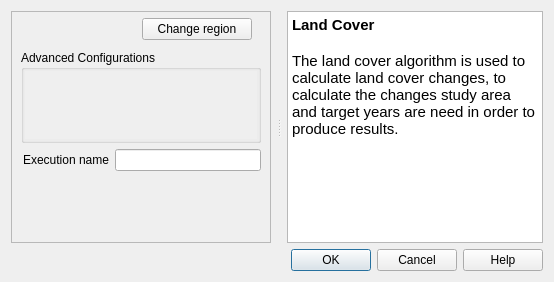
The window that LDMP/gui/DlgCalculateLC.ui (ConservationInternational/trends.earth) describes before a commit, drawn with Qt 5.
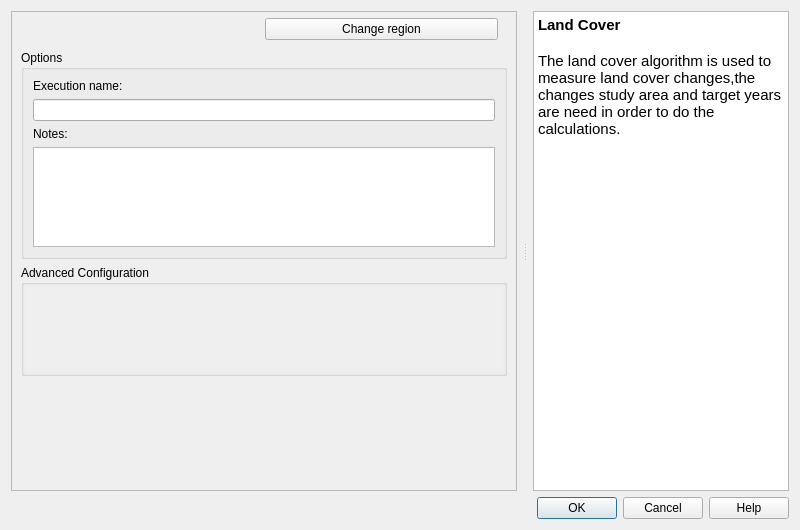
The same window after the commit. Custom widgets are drawn as their Qt base class.

Commit message: updated algorithms dialog to include options group box

```diff
--- a/LDMP/gui/DlgCalculateLC.ui
+++ b/LDMP/gui/DlgCalculateLC.ui
@@ -6,8 +6,8 @@
    <rect>
     <x>0</x>
     <y>0</y>
-    <width>554</width>
-    <height>282</height>
+    <width>800</width>
+    <height>530</height>
    </rect>
   </property>
   <property name="sizePolicy">
@@ -100,10 +100,61 @@
          </item>
         </layout>
        </item>
+       <item>
+        <widget class="QgsCollapsibleGroupBox" name="options_group">
+         <property name="title">
+          <string>Options</string>
+         </property>
+         <property name="collapsed">
+          <bool>true</bool>
+         </property>
+         <layout class="QVBoxLayout" name="verticalLayout_2">
+          <item>
+           <widget class="QLabel" name="execution_name_la">
+            <property name="text">
+             <string>Execution name:</string>
+            </property>
+           </widget>
+          </item>
+          <item>
+           <widget class="QLineEdit" name="execution_name_le"/>
+          </item>
+          <item>
+           <widget class="QLabel" name="task_notes_la">
+            <property name="text">
+             <string>Notes:</string>
+            </property>
+           </widget>
+          </item>
+          <item>
+           <widget class="QTextEdit" name="task_notes">
+            <property name="sizePolicy">
+             <sizepolicy hsizetype="Expanding" vsizetype="Minimum">
+              <horstretch>0</horstretch>
+              <verstretch>0</verstretch>
+             </sizepolicy>
+            </property>
+            <property name="minimumSize">
+             <size>
+              <width>0</width>
+              <height>0</height>
+             </size>
+            </property>
+            <property name="maximumSize">
+             <size>
+              <width>16777215</width>
+              <height>100</height>
+             </size>
+            </property>
+           </widget>
+          </item>
+         </layout>
+        </widget>
+       </item>
        <item>
         <widget class="QgsCollapsibleGroupBox" name="advance_configurations">
          <property name="title">
-          <string>Advanced Configurations</string>
+          <string>Advanced Configuration</string>
          </property>
          <property name="collapsed">
           <bool>true</bool>
@@ -134,7 +185,7 @@
               <rect>
                <x>0</x>
                <y>0</y>
-               <width>242</width>
+               <width>488</width>
                <height>94</height>
               </rect>
              </property>
@@ -144,26 +195,6 @@
          </layout>
         </widget>
        </item>
-       <item>
-        <layout class="QHBoxLayout" name="horizontalLayout_2">
-         <property name="leftMargin">
-          <number>2</number>
-         </property>
-         <item>
-          <widget class="QLabel" name="execution_name_la">
-           <property name="toolTip">
-            <string>Auto generated name for the task which can be edited</string>
-           </property>
-           <property name="text">
-            <string>Execution name</string>
-           </property>
-          </widget>
-         </item>
-         <item>
-          <widget class="QLineEdit" name="execution_name_le"/>
-         </item>
-        </layout>
-       </item>
        <item>
         <spacer name="verticalSpacer">
          <property name="orientation">
@@ -196,7 +227,7 @@
 &lt;/style&gt;&lt;/head&gt;&lt;body style=&quot; font-family:'Ubuntu'; font-size:11pt; font-weight:400; font-style:normal;&quot;&gt;
 &lt;p style=&quot; margin-top:0px; margin-bottom:0px; margin-left:0px; margin-right:0px; -qt-block-indent:0; text-indent:0px;&quot;&gt;&lt;span style=&quot; font-weight:600;&quot;&gt;Land Cover&lt;/span&gt;&lt;/p&gt;
 &lt;p style=&quot;-qt-paragraph-type:empty; margin-top:0px; margin-bottom:0px; margin-left:0px; margin-right:0px; -qt-block-indent:0; text-indent:0px; font-weight:600;&quot;&gt;&lt;br /&gt;&lt;/p&gt;
-&lt;p style=&quot; margin-top:0px; margin-bottom:0px; margin-left:0px; margin-right:0px; -qt-block-indent:0; text-indent:0px;&quot;&gt;The land cover algorithm is used to calculate land cover changes, to calculate the changes study area and target years are need in order to produce results.&lt;/p&gt;&lt;/body&gt;&lt;/html&gt;</string>
+&lt;p style=&quot; margin-top:0px; margin-bottom:0px; margin-left:0px; margin-right:0px; -qt-block-indent:0; text-indent:0px;&quot;&gt;The land cover algorithm is used to measure land cover changes,the changes study area and target years are need in order to do the calculations.&lt;/p&gt;&lt;/body&gt;&lt;/html&gt;</string>
       </property>
       <property name="openExternalLinks">
        <bool>true</bool>
```
The commit also changes 10 other files.
